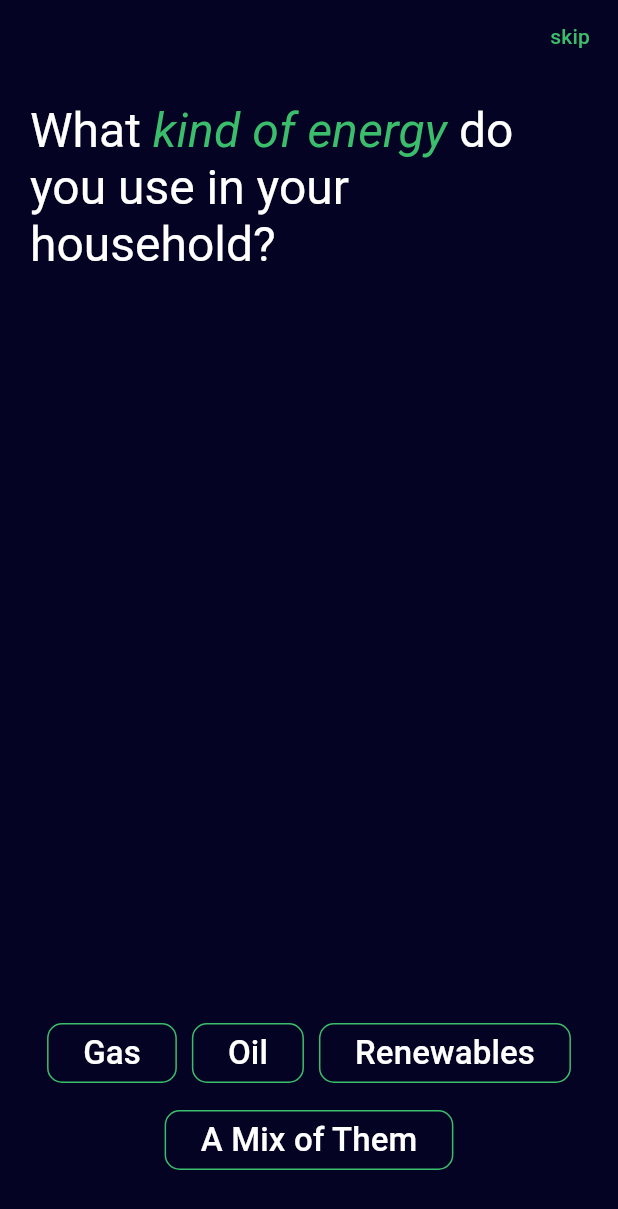
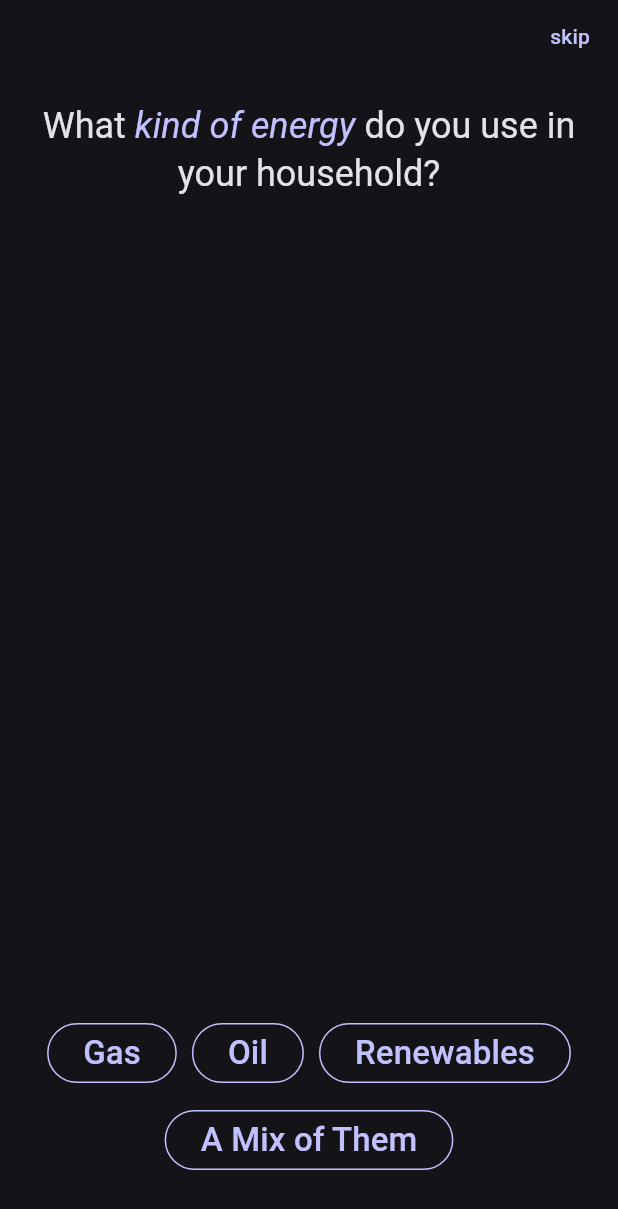
Before and after one commit to lxphilipp/SPEHRA, a Flutter app: the IntroductionMainScreen screen opened directly, swiped to page 5, on a phone screen of 412 x 824 dp. Shown: the top 1209 px of the screen. Run offline on Flutter 3.47's test engine with Material 3 defaults, Android fonts, the phone set to English and light mode, and no system bars; our stand-ins replace cloud_firestore, equatable, firebase_auth, firebase_core, firebase_storage, fl_chart and 3 more; accounts and stored records are empty.

Commit message:
fixed using one theme/color system and some styles

```diff
--- a/lib/features/introduction/presentation/screens/introduction_main_screen.dart
+++ b/lib/features/introduction/presentation/screens/introduction_main_screen.dart
@@ -17,8 +17,9 @@ class IntroductionMainScreen extends StatelessWidget {
       ),
       child: Consumer<IntroductionProvider>(
         builder: (context, provider, _) {
+          final theme = Theme.of(context);
+
           return Scaffold(
-            backgroundColor: const Color(0xff040324),
             body: SafeArea(
               child: provider.isLoading
                   ? const Center(child: CircularProgressIndicator())
@@ -37,7 +38,15 @@ class IntroductionMainScreen extends StatelessWidget {
 
                     if (pageEntity.type == IntroPageType.question) {
                       final contentWidget = IntroWidgetFactory.createWidget(pageEntity.widgetName);
-                      return contentWidget ?? const Center(child: Text("Widget not found"));
+                      return contentWidget ??
+                          Center(
+                            child: Text(
+                              "Widget not found",
+                              style: theme.textTheme.bodyLarge?.copyWith(
+                                color: theme.colorScheme.error,
+                              ),
+                            ),
+                          );
                     }
 
                     return const SizedBox.shrink();
--- a/lib/features/introduction/presentation/widgets/intropages/energy_page_content.dart
+++ b/lib/features/introduction/presentation/widgets/intropages/energy_page_content.dart
@@ -1,4 +1,3 @@
-// lib/features/introduction/presentation/widgets/question_widgets/energy_page_content.dart
 import 'package:flutter/material.dart';
 import 'package:provider/provider.dart';
 import '../../providers/introduction_provider.dart';
@@ -8,19 +7,23 @@ class EnergyPageContent extends StatelessWidget {
 
   Widget _buildOptionButton(BuildContext context, String label) {
     final provider = context.read<IntroductionProvider>();
+    final theme = Theme.of(context); // Theme holen
+
     return OutlinedButton(
+      // OPTIMIERT: Stil wird vom Theme abgeleitet
       style: OutlinedButton.styleFrom(
-        shape: RoundedRectangleBorder(borderRadius: BorderRadius.circular(10)),
-        side: const BorderSide(color: Color(0xff3BBE6B)),
+        side: BorderSide(color: theme.colorScheme.primary),
       ),
       onPressed: () => provider.nextPage(context),
-      child: Text(label, style: const TextStyle(color: Colors.white, fontSize: 22)),
+      child: Text(label, style: const TextStyle(fontSize: 22)),
     );
   }
 
   @override
   Widget build(BuildContext context) {
     final provider = context.read<IntroductionProvider>();
+    final theme = Theme.of(context); // Theme holen
+
     return Column(
       mainAxisAlignment: MainAxisAlignment.spaceBetween,
       children: [
@@ -30,21 +33,25 @@ class EnergyPageContent extends StatelessWidget {
               alignment: Alignment.topRight,
               child: TextButton(
                 onPressed: () => provider.nextPage(context),
-                child: const Text('skip', style: TextStyle(color: Color(0xff3BBE6B))),
+                // OPTIMIERT: Farbe aus dem Theme
+                child: Text('skip', style: TextStyle(color: theme.colorScheme.primary)),
               ),
             ),
             Padding(
               padding: const EdgeInsets.all(20),
               child: RichText(
-                text: const TextSpan(
-                  style: TextStyle(fontSize: 32, color: Colors.white),
+                textAlign: TextAlign.center, // Bessere Zentrierung für den Text
+                text: TextSpan(
+                  // OPTIMIERT: Basis-Stil aus dem Theme
+                  style: theme.textTheme.headlineSmall,
                   children: <TextSpan>[
-                    TextSpan(text: 'What '),
+                    const TextSpan(text: 'What '),
                     TextSpan(
                       text: 'kind of energy',
-                      style: TextStyle(color: Color(0xff3BBE6B), fontStyle: FontStyle.italic),
+                      // OPTIMIERT: Akzentfarbe aus dem Theme
+                      style: TextStyle(color: theme.colorScheme.primary, fontStyle: FontStyle.italic),
                     ),
-                    TextSpan(text: ' do you use in your household?'),
+                    const TextSpan(text: ' do you use in your household?'),
                   ],
                 ),
               ),
```
Also changed, not shown: lib/core/layouts/responsive_main_navigation.dart (+13 -0 lines), lib/features/introduction/presentation/widgets/intro_card_widget.dart (+26 -10 lines), lib/features/introduction/presentation/widgets/intropages/diet_page_content.dart (+17 -12 lines), lib/features/introduction/presentation/widgets/intropages/getting_started_page_content.dart (+22 -12 lines), lib/features/introduction/presentation/widgets/intropages/introduction_page_content.dart (+21 -12 lines), lib/features/introduction/presentation/widgets/intropages/school_page_content.dart (+17 -9 lines), lib/features/introduction/presentation/widgets/intropages/sdg_page_content.dart (+17 -9 lines), lib/features/introduction/presentation/widgets/intropages/transport_page_content.dart (+13 -9 lines), lib/features/introduction/presentation/widgets/intropages/your_concerns_page_content.dart (+26 -15 lines).
